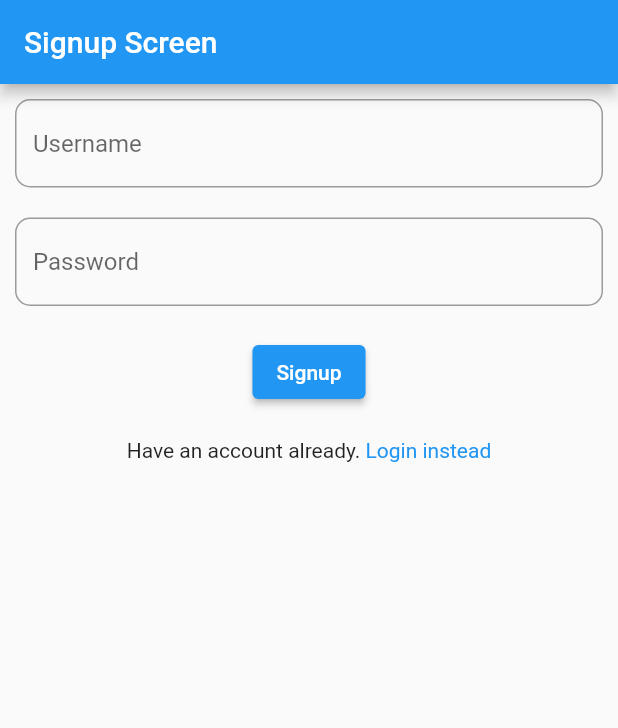
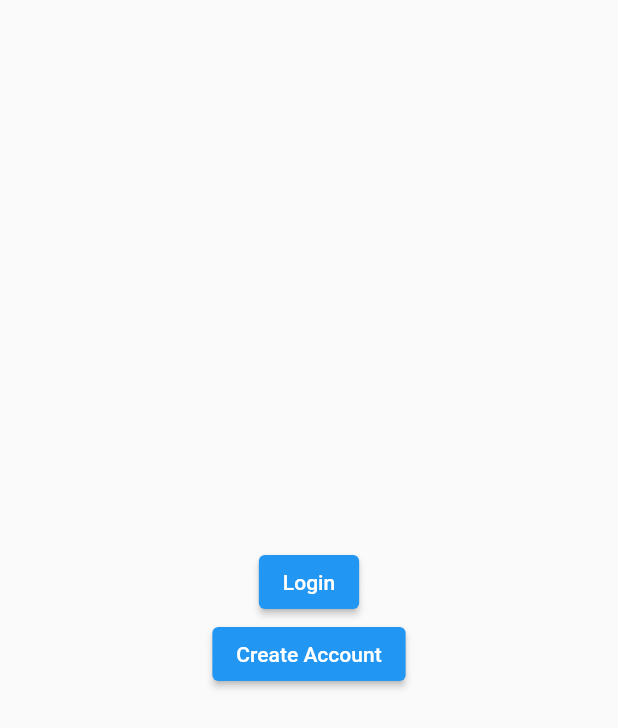
Before and after one commit to mercyjae/network_request_demo, a Flutter app: the screen it shows after launch, on a phone screen of 412 x 824 dp. Shown: the top 728 px of the screen. Run offline on Flutter 3.47's test engine with Material 2 defaults, Android fonts, the phone set to English and light mode, and no system bars; our stand-ins replace dio, hive, hive_flutter; accounts and stored records are empty.

Commit message:
refactored code

```diff
--- a/lib/main.dart
+++ b/lib/main.dart
@@ -3,25 +3,64 @@ import 'dart:io';
 import 'package:flutter/material.dart';
 import 'package:hive_flutter/hive_flutter.dart';
 import 'package:path_provider/path_provider.dart';
-import 'package:untitled1/signup_screen.dart';
+import 'package:untitled1/welcome_screens.dart';
 
-Future<void> main() async{
-  WidgetsFlutterBinding.ensureInitialized();
-  Directory appDoc = await getApplicationDocumentsDirectory();
-  Hive.init(appDoc.path);
+void main()  {
+  // WidgetsFlutterBinding.ensureInitialized();
+  // Directory appDocDir = await getApplicationDocumentsDirectory();
+  // String appDocPath = appDocDir.path;
+  // await Hive.initFlutter(appDocPath);
   runApp(const MyApp());
 }
 
 class MyApp extends StatelessWidget {
-  const MyApp({super.key});
+  const MyApp({
+    super.key,
+  });
+
+  // This widget is the root of your application.
   @override
   Widget build(BuildContext context) {
     return MaterialApp(
-      title: 'Flutter Demo',
+      title: 'API DEMO',
+      debugShowCheckedModeBanner: false,
       theme: ThemeData(
         primarySwatch: Colors.blue,
       ),
-      home: SignupScreen()
+      home: const WelcomeSCreen(),
     );
   }
 }
+
+//                 |______________|
+//                 | Material App |     - Auhthentication
+//                 |______________|
+//                        |
+//                        |
+//                 |________________|
+//                 | Welcome Screen |
+//                 |________________|
+//          Login                        Create Account
+// class 1 class 2 class 3 class 4      class 5 class 6 class 7 class 8
+//
+//
+//class 10 class 12 class 13
+//
+//
+//
+
+/// CRUD
+/// C - Create
+/// R - Read
+/// U - Update
+/// D - Delete
+///
+/// HTTP Methods
+///
+/// GET
+/// POST
+/// PUT
+/// DELETE
+///
+///
+/// Web, Mobile, Desktop,
--- /dev/null
+++ b/lib/welcome_screens.dart
@@ -0,0 +1,75 @@
+import 'dart:developer';
+import 'package:flutter/material.dart';
+import 'package:untitled1/hive_services.dart';
+
+class WelcomeSCreen extends StatefulWidget {
+  const WelcomeSCreen({super.key});
+
+  @override
+  State<WelcomeSCreen> createState() => _WelcomeSCreenState();
+}
+
+class _WelcomeSCreenState extends State<WelcomeSCreen> {
+  @override
+  void initState() {
+    super.initState();
+    log('ayo');
+    setAndGetData();
+  }
+
+  Future<void> setAndGetData() async {
+    final hiveService = HiveServices();
+    await hiveService.storeData(
+      boxName: 'user',
+      data: {
+        'name': 'czar',
+        'title': 'bro',
+      },
+    );
+    Future.delayed(const Duration(seconds: 3), () async {
+      final fetchedData = await hiveService.getData(
+        'user',
+        ['name', 'title'],
+      );
+      log(fetchedData.toString());
+    });
+  }
+
+  @override
+  Widget build(BuildContext context) {
+    return Scaffold(
+      body: SizedBox.expand(
+        child: Column(
+          mainAxisAlignment: MainAxisAlignment.center,
+          crossAxisAlignment: CrossAxisAlignment.center,
+          children: [
+            ElevatedButton(
+              onPressed: () {
+                // Navigator.of(context).push(
+                //   MaterialPageRoute(
+                //     builder: (_) => const LoginScreen(),
+                //   ),
+                // );
+              },
+              child: const Text(
+                'Login',
+              ),
+            ),
+            ElevatedButton(
+              onPressed: () {
+                // Navigator.of(context).push(
+                //   MaterialPageRoute(
+                //     builder: (_) => const CreateAccountScreen(),
+                //   ),
+                // );
+              },
+              child: const Text(
+                'Create Account',
+              ),
+            )
+          ],
+        ),
+      ),
+    );
+  }
+}
```
Also changed, not shown: lib/hive_service.dart (+10 -1 lines), lib/hive_services.dart (added, +37 -0 lines), lib/welcome_screen.dart (added, +55 -0 lines).
